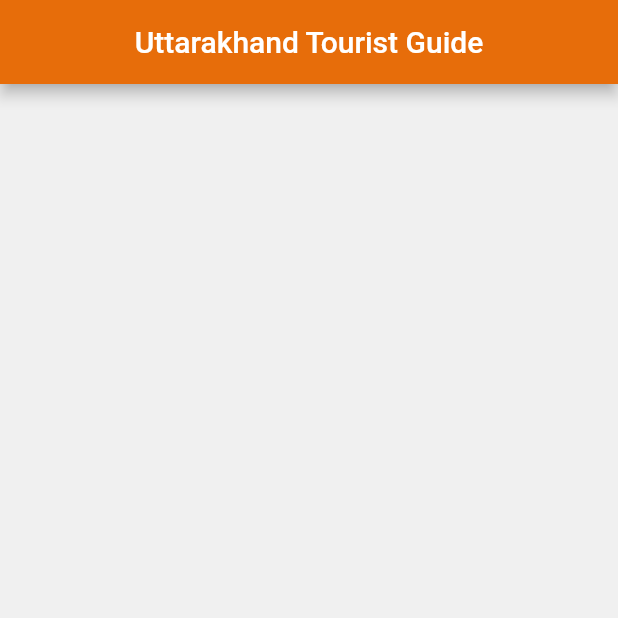
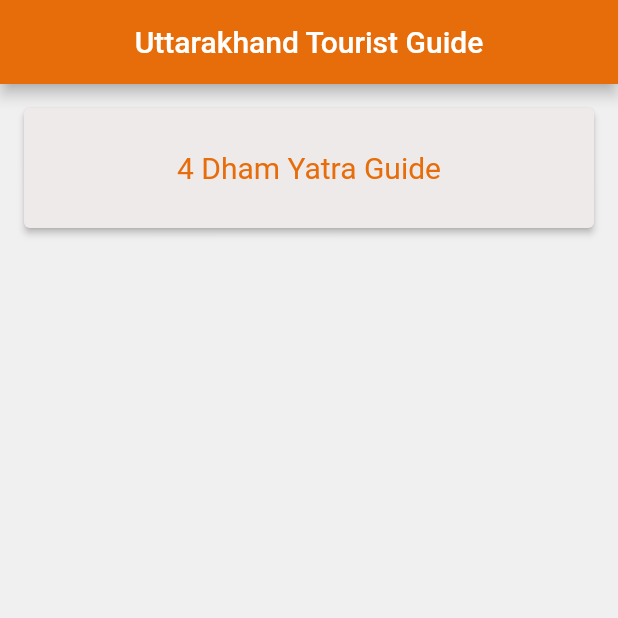
Before and after one commit to Rayzon3/uk_travel_guide, a Flutter app: the screen it shows after launch, on a phone screen of 412 x 824 dp, the top half of it. Run offline on Flutter 3.47's test engine with Material 2 defaults, Android fonts, the phone set to English and light mode, and no system bars; our stand-ins replace fluttertoast.

Commit message:
added Elevated button

```diff
--- a/lib/main.dart
+++ b/lib/main.dart
@@ -1,4 +1,5 @@
 import 'package:flutter/material.dart';
+import 'package:fluttertoast/fluttertoast.dart';
 
 void main() {
   runApp(const MyApp());
@@ -42,14 +43,27 @@ class _MyHomePageState extends State<MyHomePage> {
   Widget build(BuildContext context) {
     return Scaffold(
       appBar: AppBar(
-        title: Text("Uttarakhand Tourist Guide"),
+        title: const Text("Uttarakhand Tourist Guide"),
         centerTitle: true,
         backgroundColor: const Color(0xffE76D0A),
       ),
       backgroundColor: const Color(0xffF0F0F0),
       body: ListView(
         padding: const EdgeInsets.all(16),
-        children: [],
+        children: <Widget>[
+          ElevatedButton(
+            onPressed: () =>
+                Fluttertoast.showToast(msg: "Button Pressed", fontSize: 18),
+            child: const Text("4 Dham Yatra Guide"),
+            style: ElevatedButton.styleFrom(
+                minimumSize: const Size(280, 80),
+                textStyle: const TextStyle(
+                  fontSize: 20,
+                ),
+                primary: const Color(0xffEFEAEA),
+                onPrimary: const Color(0xffE76D0A)),
+          ),
+        ],
       ),
     );
   }
--- a/pubspec.yaml
+++ b/pubspec.yaml
@@ -29,6 +29,7 @@ environment:
 dependencies:
   flutter:
     sdk: flutter
+  fluttertoast: ^8.0.9
 
 
   # The following adds the Cupertino Icons font to your application.
```
Also changed, not shown: pubspec.lock.
